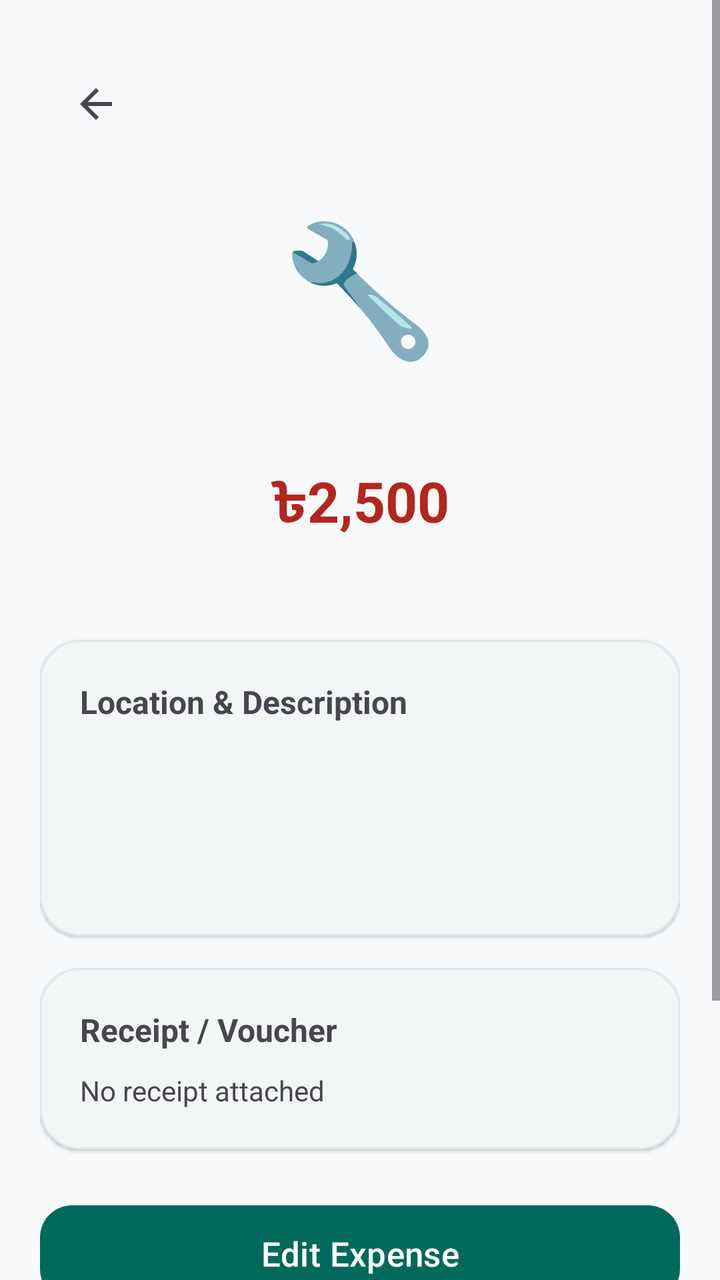
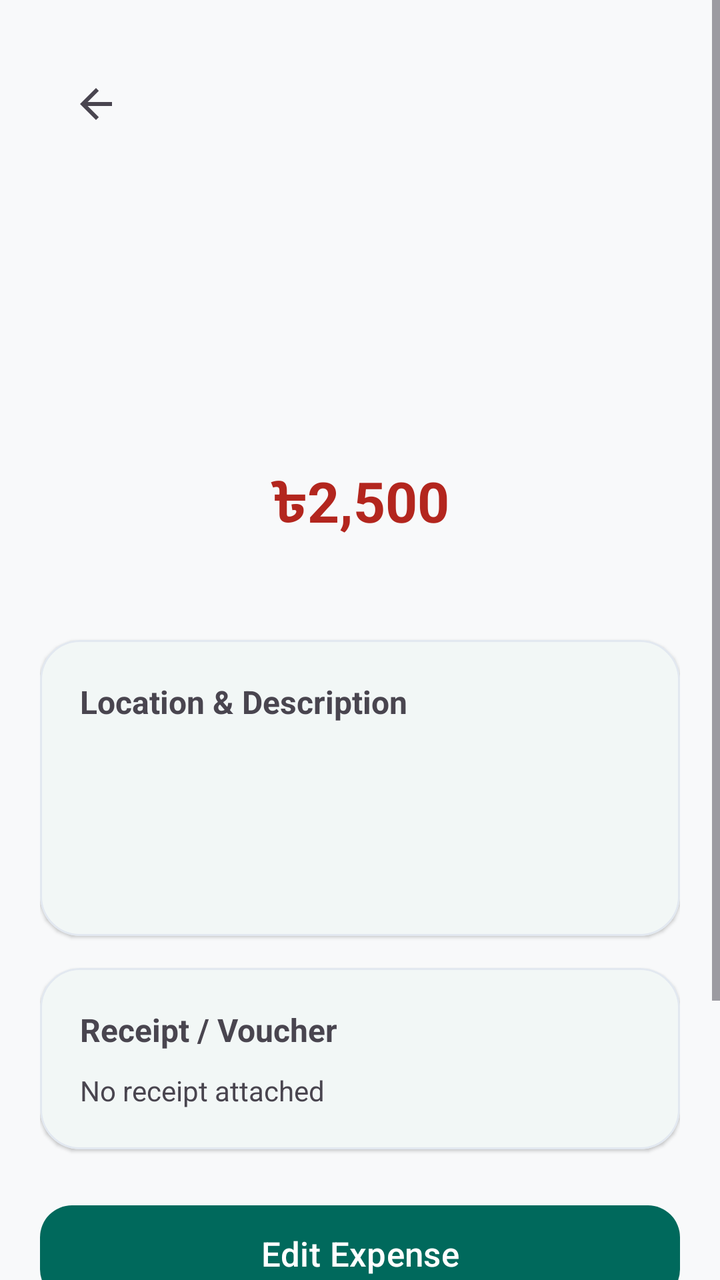

Screens rendered from an Android XML layout before and after an edit, with the pre-edit source and the edit as a unified diff.
<!-- AndroidManifest.xml: application theme Theme.RobHouseRental -->
<!-- res/layout/activity_expense_details.xml -->
<?xml version="1.0" encoding="utf-8"?>
<ScrollView
    xmlns:android="http://schemas.android.com/apk/res/android"
    xmlns:app="http://schemas.android.com/apk/res-auto"
    android:layout_width="match_parent"
    android:layout_height="match_parent"
    android:fitsSystemWindows="true"
    android:fillViewport="true">

    <LinearLayout
        android:layout_width="match_parent"
        android:layout_height="wrap_content"
        android:orientation="vertical"
        android:padding="20dp">

        
        <com.google.android.material.appbar.MaterialToolbar
            android:id="@+id/toolbarExpenseDetails"
            android:layout_width="match_parent"
            android:layout_height="?attr/actionBarSize"
            android:title="@string/expense_details_title"
            app:navigationIcon="@drawable/ic_arrow_back" />

        
        <TextView
            android:id="@+id/tvExpenseDetailsCategoryIcon"
            android:layout_width="match_parent"
            android:layout_height="wrap_content"
            android:layout_marginTop="16dp"
            android:gravity="center"
            android:text="🔧"
            android:textSize="64sp" />

        <TextView
            android:id="@+id/tvExpenseDetailsCategoryTitle"
            android:layout_width="match_parent"
            android:layout_height="wrap_content"
            android:layout_marginTop="8dp"
            android:gravity="center"
            
            android:textSize="24sp"
            android:textStyle="bold" />

        <TextView
            android:id="@+id/tvExpenseDetailsAmount"
            android:layout_width="match_parent"
            android:layout_height="wrap_content"
            android:layout_marginTop="6dp"
            android:gravity="center"
            android:text="৳2,500"
            android:textColor="?attr/colorError"
            android:textSize="28sp"
            android:textStyle="bold" />

        <TextView
            android:id="@+id/tvExpenseDetailsDate"
            android:layout_width="match_parent"
            android:layout_height="wrap_content"
            android:layout_marginTop="4dp"
            android:gravity="center"
            
            android:textSize="14sp" />

        
        <com.google.android.material.card.MaterialCardView
            android:layout_width="match_parent"
            android:layout_height="wrap_content"
            android:layout_marginTop="24dp"
            app:cardCornerRadius="20dp"
            app:cardElevation="1dp"
            app:strokeWidth="1dp">

            <LinearLayout
                android:layout_width="match_parent"
                android:layout_height="wrap_content"
                android:orientation="vertical"
                android:padding="20dp">

                <TextView
                    android:layout_width="match_parent"
                    android:layout_height="wrap_content"
                    android:text="@string/location_and_description"
                    android:textSize="16sp"
                    android:textStyle="bold" />

                
                <TextView
                    android:id="@+id/tvExpenseDetailsPropertyUnit"
                    android:layout_width="match_parent"
                    android:layout_height="wrap_content"
                    android:layout_marginTop="12dp"
                    
                    android:textSize="15sp"
                    android:textStyle="bold" />

                
                <TextView
                    android:id="@+id/tvExpenseDetailsDescription"
                    android:layout_width="match_parent"
                    android:layout_height="wrap_content"
                    android:layout_marginTop="8dp"
                    
                    android:textSize="14sp" />

                
                <TextView
                    android:id="@+id/tvExpenseDetailsNotes"
                    android:layout_width="match_parent"
                    android:layout_height="wrap_content"
                    android:layout_marginTop="8dp"
                    
                    android:textSize="14sp" />

            </LinearLayout>

        </com.google.android.material.card.MaterialCardView>

        
        <com.google.android.material.card.MaterialCardView
            android:layout_width="match_parent"
            android:layout_height="wrap_content"
            android:layout_marginTop="16dp"
            app:cardCornerRadius="20dp"
            app:cardElevation="1dp"
            app:strokeWidth="1dp">

            <LinearLayout
                android:layout_width="match_parent"
                android:layout_height="wrap_content"
                android:orientation="vertical"
                android:padding="20dp">

                <TextView
                    android:layout_width="match_parent"
                    android:layout_height="wrap_content"
                    android:text="@string/receipt_voucher_section"
                    android:textSize="16sp"
                    android:textStyle="bold" />

                <TextView
                    android:id="@+id/tvExpenseDetailsNoReceipt"
                    android:layout_width="match_parent"
                    android:layout_height="wrap_content"
                    android:layout_marginTop="10dp"
                    android:text="@string/no_receipt_attached"
                    android:textSize="14sp" />

                <LinearLayout
                    android:id="@+id/layoutExpenseDetailsReceipt"
                    android:layout_width="match_parent"
                    android:layout_height="wrap_content"
                    android:layout_marginTop="10dp"
                    android:gravity="center_vertical"
                    android:orientation="horizontal"
                    android:visibility="gone">

                    <TextView
                        android:id="@+id/tvExpenseDetailsReceiptName"
                        android:layout_width="0dp"
                        android:layout_height="wrap_content"
                        android:layout_weight="1"
                        android:ellipsize="middle"
                        android:maxLines="1"
                        
                        android:textSize="14sp"
                        android:textStyle="bold" />

                    <com.google.android.material.button.MaterialButton
                        android:id="@+id/btnViewExpenseReceipt"
                        style="@style/Widget.Material3.Button.TonalButton"
                        android:layout_width="wrap_content"
                        android:layout_height="wrap_content"
                        android:text="@string/view_receipt"
                        android:textSize="13sp"
                        app:cornerRadius="12dp"
                        app:icon="@drawable/ic_document" />

                </LinearLayout>

            </LinearLayout>

        </com.google.android.material.card.MaterialCardView>

        
        <com.google.android.material.button.MaterialButton
            android:id="@+id/btnEditExpense"
            android:layout_width="match_parent"
            android:layout_height="wrap_content"
            android:layout_marginTop="24dp"
            android:minHeight="56dp"
            android:text="@string/edit_expense_title"
            android:textSize="17sp"
            app:cornerRadius="16dp" />

        <com.google.android.material.button.MaterialButton
            android:id="@+id/btnArchiveExpense"
            style="@style/Widget.Material3.Button.OutlinedButton"
            android:layout_width="match_parent"
            android:layout_height="wrap_content"
            android:layout_marginTop="12dp"
            android:minHeight="52dp"
            android:text="@string/archive_expense"
            android:textSize="16sp"
            app:cornerRadius="16dp" />

        <com.google.android.material.button.MaterialButton
            android:id="@+id/btnDeleteExpense"
            style="@style/Widget.Material3.Button.TextButton"
            android:layout_width="match_parent"
            android:layout_height="wrap_content"
            android:layout_marginTop="4dp"
            android:minHeight="52dp"
            android:text="@string/delete_expense"
            android:textColor="?attr/colorError"
            android:textSize="16sp" />

        <Space
            android:layout_width="match_parent"
            android:layout_height="24dp" />

    </LinearLayout>

</ScrollView>
<!-- resources referenced by this layout -->
<resources>
  <!-- drawable ic_arrow_back (drawable) -->
  <vector xmlns:android="http://schemas.android.com/apk/res/android"
      android:width="24dp"
      android:height="24dp"
      android:viewportWidth="24"
      android:viewportHeight="24"
      android:tint="?attr/colorControlNormal">
    <path
        android:fillColor="#FF000000"
        android:pathData="M20,11H7.83l5.59,-5.59L12,4l-8,8 8,8 1.41,-1.41L7.83,13H20v-2z"/>
  </vector>
  <string name="archive_expense">Archive Expense</string>
  <string name="delete_expense">Delete Expense</string>
  <string name="edit_expense_title">Edit Expense</string>
  <string name="expense_details_title">Expense Details</string>
  <string name="location_and_description">Location &amp; Description</string>
  <string name="no_receipt_attached">No receipt attached</string>
  <string name="receipt_voucher_section">Receipt / Voucher</string>
  <string name="view_receipt">View Receipt</string>
  <style name="Theme.RobHouseRental" parent="Base.Theme.RobHouseRental" />
  <color name="md_theme_primary">#00695C</color>
  <color name="md_theme_onPrimary">#FFFFFF</color>
  <color name="md_theme_primaryContainer">#E0F2F1</color>
  <color name="md_theme_onPrimaryContainer">#00201A</color>
  <color name="md_theme_secondary">#1565C0</color>
  <color name="md_theme_onSecondary">#FFFFFF</color>
  <color name="md_theme_secondaryContainer">#E3F2FD</color>
  <color name="md_theme_onSecondaryContainer">#001D36</color>
  <color name="md_theme_tertiary">#6D4C41</color>
  <color name="md_theme_onTertiary">#FFFFFF</color>
  <color name="md_theme_tertiaryContainer">#EFEBE9</color>
  <color name="md_theme_onTertiaryContainer">#25150F</color>
  <color name="md_theme_background">#F8F9FA</color>
  <color name="md_theme_onBackground">#191C1D</color>
  <color name="md_theme_surface">#FFFFFF</color>
  <color name="md_theme_onSurface">#191C1D</color>
  <color name="md_theme_surfaceVariant">#F1F5F9</color>
  <color name="md_theme_onSurfaceVariant">#475569</color>
  <color name="md_theme_outline">#CBD5E1</color>
  <style name="Widget.App.CardView" parent="Widget.Material3.CardView.Elevated">
          <item name="cardCornerRadius">16dp</item>
          <item name="cardElevation">1dp</item>
          <item name="strokeWidth">1dp</item>
          <item name="strokeColor">@color/md_theme_outlineVariant</item>
          <item name="cardBackgroundColor">@color/md_theme_surface</item>
      </style>
  <color name="md_theme_outlineVariant">#E2E8F0</color>
  <!-- unchanged entries left out for length: 2 -->
</resources>

<!-- the commit's change to res/layout/activity_expense_details.xml (unified diff, before → after) -->
@@ -28,7 +28,7 @@
             android:layout_height="wrap_content"
             android:layout_marginTop="16dp"
             android:gravity="center"
-            android:text="🔧"
+            android:text=""
             android:textSize="64sp" />
 
         <TextView
